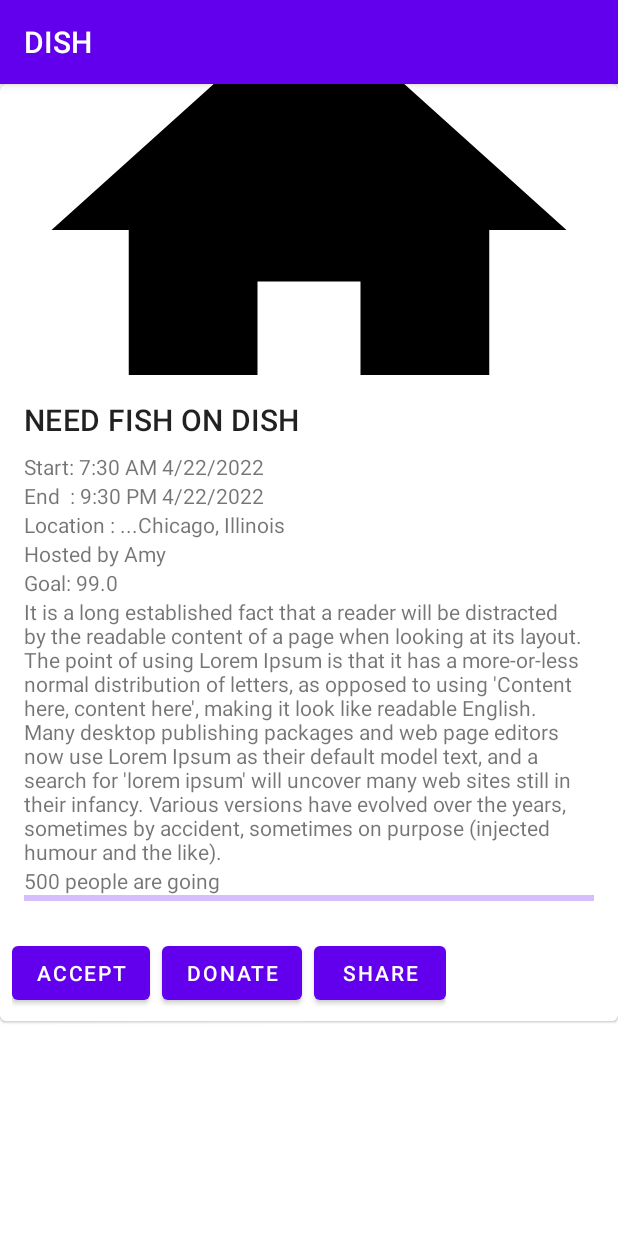
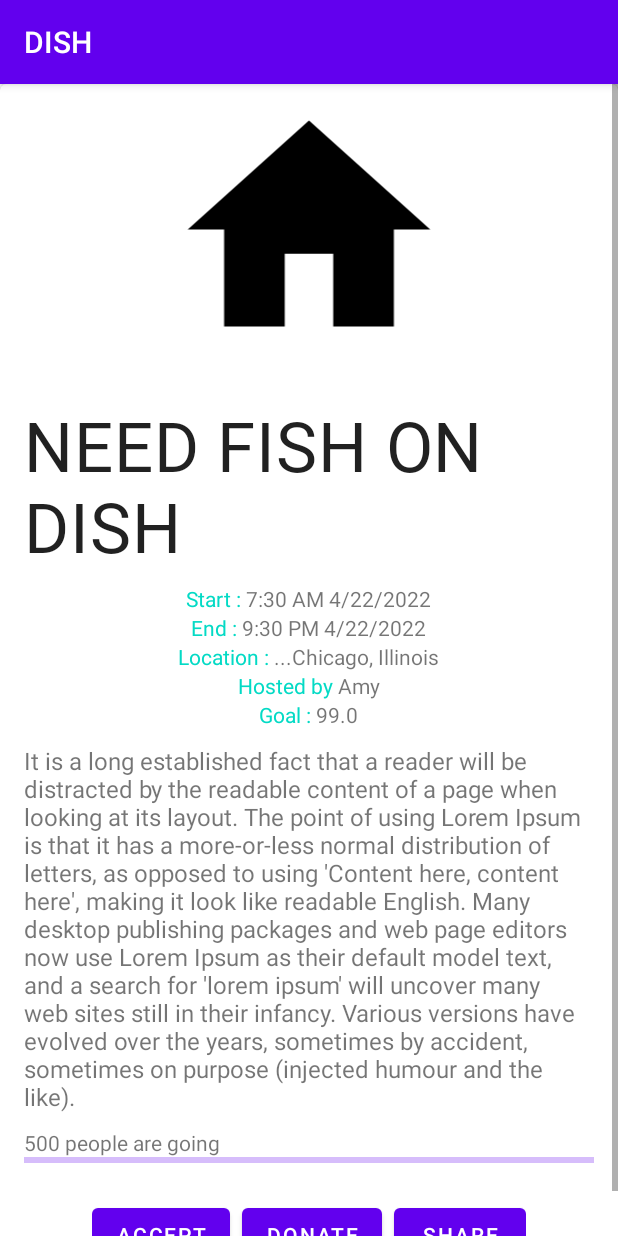
Before and after one commit to olphil99/DISH, an Android app: the PostActivity screen opened directly, with no data from a screen before it, on a phone screen of 412 x 824 dp. Run offline under Robolectric (Android 15) with nearby library versions, the phone set to English and light mode, and no system bars.

Commit message:
UI changes

```diff
--- a/app/src/main/res/layout/activity_post.xml
+++ b/app/src/main/res/layout/activity_post.xml
@@ -25,11 +25,11 @@
 
                 <!-- Media -->
                 <ImageView
+                    android:id="@+id/ivPostPicture"
                     android:layout_width="match_parent"
                     android:layout_height="194dp"
-                    app:srcCompat="@drawable/ic_home_black_24dp"
-                    android:scaleType="centerCrop"
-                    android:id="@+id/ivPostPicture" />
+                    android:scaleType="fitCenter"
+                    app:srcCompat="@drawable/ic_home_black_24dp" />
 
                 <LinearLayout
                     android:layout_width="match_parent"
@@ -38,103 +38,134 @@
                     android:padding="16dp">
 
                     <TextView
+                        android:id="@+id/txtTitle"
                         android:layout_width="wrap_content"
                         android:layout_height="wrap_content"
+                        android:fontFamily="@font/amatic_sc_bold"
                         android:text="Title"
+                        android:layout_gravity="center"
+
                         android:textAppearance="?attr/textAppearanceHeadline6"
-                        android:id="@+id/txtTitle" />
+                        android:textSize="46sp" />
+
                     <LinearLayout
-                        android:layout_width="match_parent"
+                        android:layout_width="wrap_content"
                         android:layout_height="wrap_content"
-                        android:orientation="horizontal"
-                        android:layout_marginTop="8dp">
+                        android:layout_gravity="center"
+                        android:layout_marginTop="8dp"
+                        android:orientation="horizontal">
+
                         <TextView
                             android:layout_width="wrap_content"
                             android:layout_height="wrap_content"
-                            android:text="Start: " />
+                            android:text="Start : "
+                            android:textColor="@color/teal_200" />
+
+                        <TextView
+                            android:id="@+id/txtStartingTime"
+                            android:layout_width="wrap_content"
+                            android:layout_height="wrap_content"
+                            android:text="7:30 AM 4/22/2022"
+                            android:textAlignment="viewStart" />
+                    </LinearLayout>
+
+                    <LinearLayout
+                        android:layout_width="wrap_content"
+                        android:layout_height="wrap_content"
+                        android:layout_gravity="center"
+                        android:orientation="horizontal">
+
                         <TextView
                             android:layout_width="wrap_content"
                             android:layout_height="wrap_content"
-                            android:text="7:30 AM 4/22/2022"
-                            android:id="@+id/txtStartingTime" />
-                    </LinearLayout>
+                            android:text="End : "
+                            android:textColor="@color/teal_200" />
 
-                    <LinearLayout
-                        android:layout_width="match_parent"
-                        android:layout_height="wrap_content"
-                        android:orientation="horizontal">
                         <TextView
+                            android:id="@+id/txtEndingTime"
                             android:layout_width="wrap_content"
                             android:layout_height="wrap_content"
-                            android:text="End  : " />
-                        <TextView
-                            android:layout_width="wrap_content"
-                            android:layout_height="wrap_content"
-                            android:id="@+id/txtEndingTime"
                             android:text="9:30 PM 4/22/2022" />
                     </LinearLayout>
 
                     <LinearLayout
-                        android:layout_width="match_parent"
+                        android:layout_width="wrap_content"
                         android:layout_height="wrap_content"
+                        android:layout_gravity="center"
                         android:orientation="horizontal">
+
                         <TextView
                             android:layout_width="wrap_content"
                             android:layout_height="wrap_content"
-                            android:text="Location : " />
+                            android:text="Location : "
+                            android:textColor="@color/teal_200" />
+
                         <TextView
+                            android:id="@+id/txtLocation"
                             android:layout_width="wrap_content"
                             android:layout_height="wrap_content"
-                            android:id="@+id/txtLocation"
                             android:text="...Chicago, Illinois" />
                     </LinearLayout>
 
                     <LinearLayout
-                        android:layout_width="match_parent"
+                        android:layout_width="wrap_content"
                         android:layout_height="wrap_content"
+                        android:layout_gravity="center"
                         android:orientation="horizontal">
+
                         <TextView
                             android:layout_width="wrap_content"
                             android:layout_height="wrap_content"
-                            android:text="Hosted by " />
+                            android:text="Hosted by "
+                            android:textColor="@color/teal_200" />
+
                         <TextView
+                            android:id="@+id/txtHost"
                             android:layout_width="wrap_content"
                             android:layout_height="wrap_content"
-                            android:id="@+id/txtHost"
                             android:text="UIUC" />
                     </LinearLayout>
 
                     <LinearLayout
-                        android:layout_width="match_parent"
+                        android:layout_width="wrap_content"
                         android:layout_height="wrap_content"
+                        android:layout_gravity="center"
                         android:orientation="horizontal">
+
                         <TextView
                             android:layout_width="wrap_content"
                             android:layout_height="wrap_content"
-                            android:text="Goal: " />
+                            android:text="Goal : "
+                            android:textColor="@color/teal_200" />
+
                         <TextView
+                            android:id="@+id/txtGoal"
                             android:layout_width="wrap_content"
                             android:layout_height="wrap_content"
-                            android:id="@+id/txtGoal"
                             android:text="Goal" />
                     </LinearLayout>
 
                     <TextView
+                        android:id="@+id/txtDescription"
                         android:layout_width="match_parent"
                         android:layout_height="wrap_content"
-                        android:id="@+id/txtDescription"
-                        android:text="A very long description"/>
+                        android:layout_marginTop="10dp"
+                        android:text="A very long description"
+                        android:textAlignment="viewStart"
+                        android:textSize="16sp" />
 
                     <TextView
                         android:layout_width="wrap_content"
                         android:layout_height="wrap_content"
                         android:id="@+id/txtCurrentProgress"
-                        android:text="500 people are going" />
+                        android:text="500 people are going"
+                        android:layout_marginTop="10dp"/>
 
                     <com.google.android.material.progressindicator.LinearProgressIndicator
+                        android:id="@+id/progressBar"
                         android:layout_width="match_parent"
                         android:layout_height="wrap_content"
-                        android:id="@+id/progressBar"/>
+                        android:progressTint="@color/teal_200" />
                 </LinearLayout>
 
 
@@ -143,14 +174,16 @@
                     android:layout_width="wrap_content"
                     android:layout_height="wrap_content"
                     android:layout_margin="8dp"
+                    android:layout_gravity="center"
                     android:orientation="horizontal">
+
                     <com.google.android.material.button.MaterialButton
+                        android:id="@+id/btAccept"
                         android:layout_width="wrap_content"
                         android:layout_height="wrap_content"
                         android:layout_marginEnd="8dp"
                         android:text="ACCEPT"
-                        android:id="@+id/btAccept"
-                        />
+                        app:backgroundTint="@color/purple_500" />
                     <com.google.android.material.button.MaterialButton
                         android:layout_width="wrap_content"
                         android:layout_height="wrap_content"
```
Also changed, not shown: app/src/main/res/font/amatic_sc.ttf (added).
